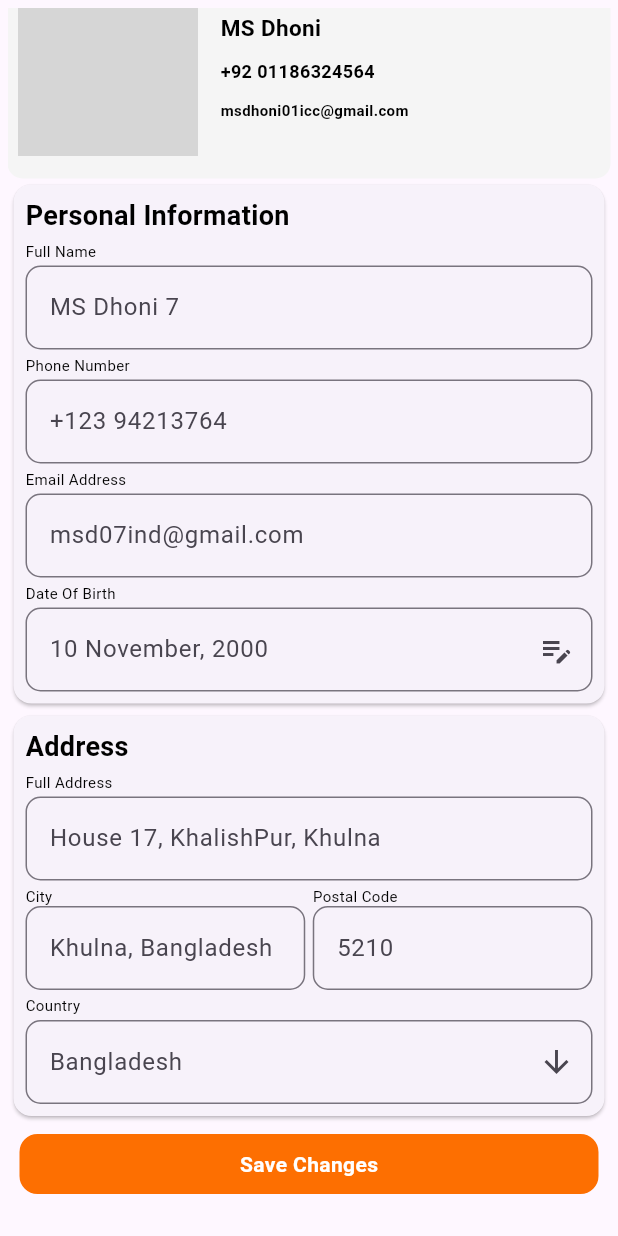
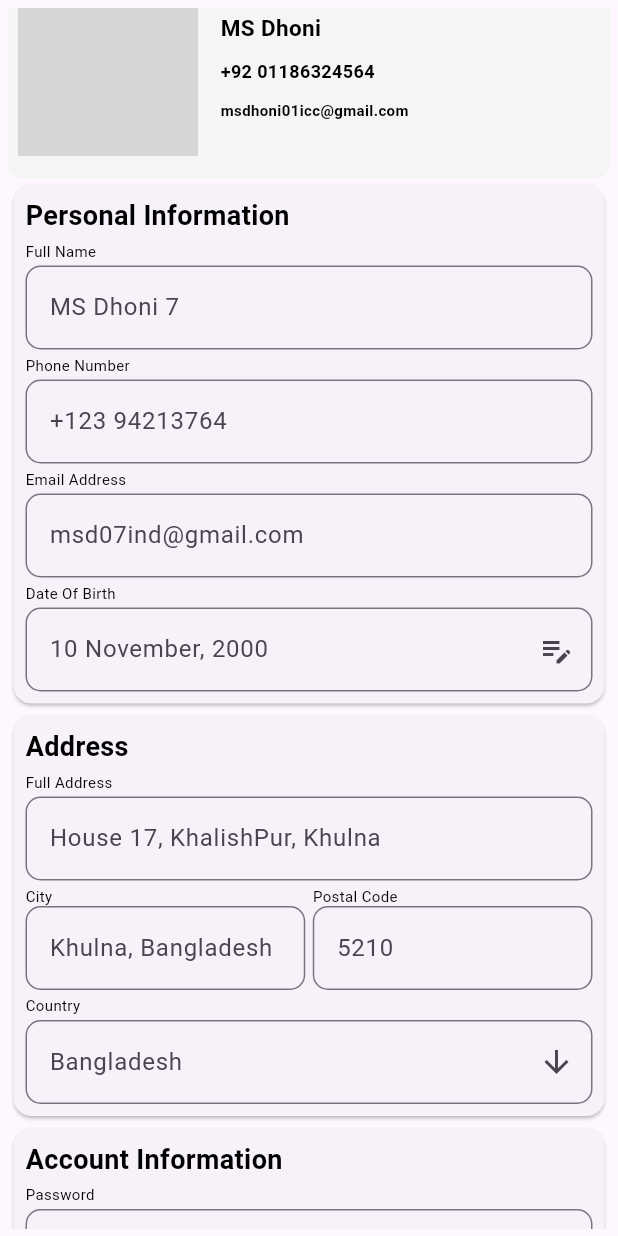
Before and after one commit to TaposPrantor/Ecomerce-App, a Flutter app: the screen it shows after launch, scrolled down 36 dp, on a phone screen of 412 x 824 dp. Run offline on Flutter 3.47's test engine with Material 3 defaults, Android fonts, the light colour scheme and no system bars; our stand-ins replace carousel_slider, easy_stepper; network calls fail; grey boxes are pictures that could not be loaded.

Commit message:
Edit Profile 3.0

```diff
--- a/lib/screen 2/Edit_Profile/edit_profile.dart
+++ b/lib/screen 2/Edit_Profile/edit_profile.dart
@@ -199,6 +199,29 @@ class _EditProfileState extends State<EditProfile> {
                 ),
               ),
             ),
+            Card(
+              child: Container(
+                width: double.infinity,
+                padding: EdgeInsets.all(8),
+                child: Column(
+                  crossAxisAlignment: CrossAxisAlignment.start,
+                  spacing: 3,
+                  children: [
+                    CustomText(text: "Account Information", fSize: 18, fWeight: FontWeight.bold,),
+                    CustomText(text: "Password", fSize: 10,),
+                    TextField(
+                      decoration: InputDecoration(
+                        labelText: "Password",
+                        suffixIcon: Icon(Icons.arrow_right),
+                        border: OutlineInputBorder(
+                          borderRadius: BorderRadius.circular(10)
+                        ),
+                      ),
+                    ),
+                  ],
+                ),
+              ),
+            ),
             Padding(
               padding: const EdgeInsets.all(8.0),
               child: InkWell(
@@ -216,7 +239,7 @@ class _EditProfileState extends State<EditProfile> {
                       mainAxisAlignment: MainAxisAlignment.center,
                       children: [
                         CustomText(
-                          text: "Save Changes",
+                          text: "Continue to Proceed",
                           fWeight: FontWeight.bold,
                           fSize: 14,
                           color: Colors.white,
```
